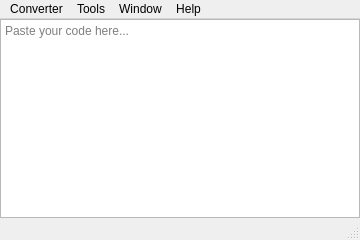
newtoo-official/Newtoo-web-interface-mapper, file source/application/window.ui: the form before one commit.
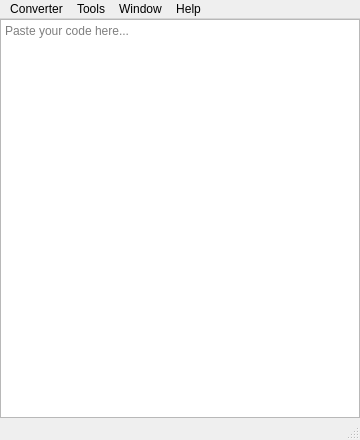
The form after the commit. Icons and pictures are not drawn.

Patch:
```diff
--- a/source/application/window.ui
+++ b/source/application/window.ui
@@ -7,7 +7,7 @@
     <x>0</x>
     <y>0</y>
     <width>360</width>
-    <height>240</height>
+    <height>440</height>
    </rect>
   </property>
   <property name="minimumSize">
```
Left out of the diff: 17 changed lines with no effect on the pictures.
